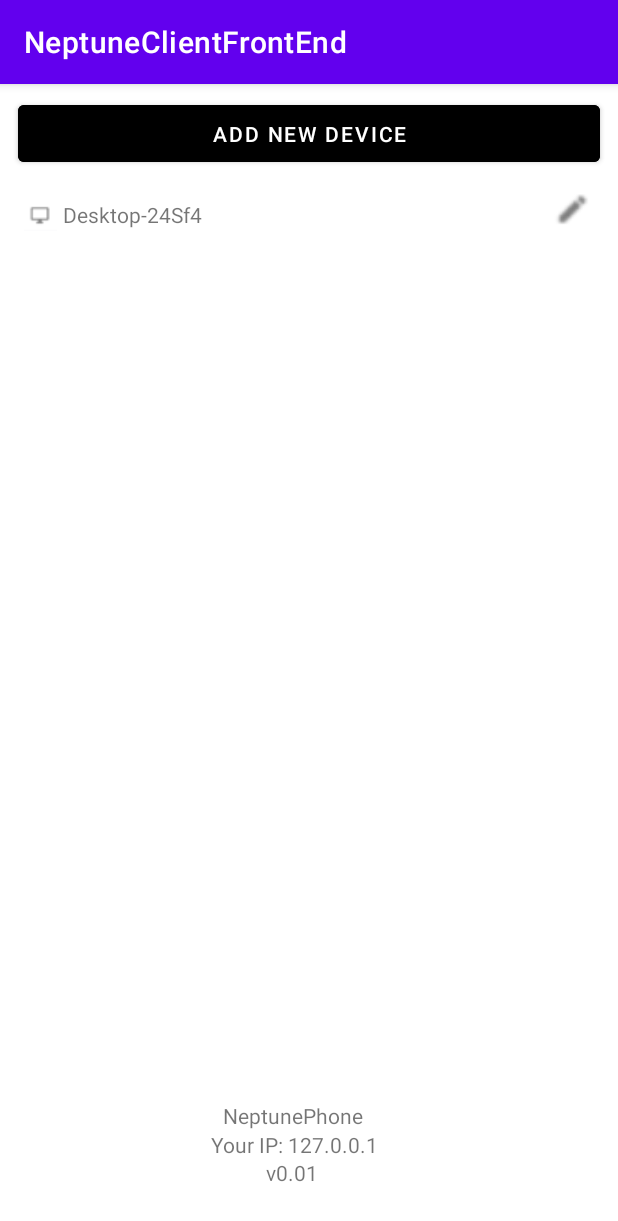
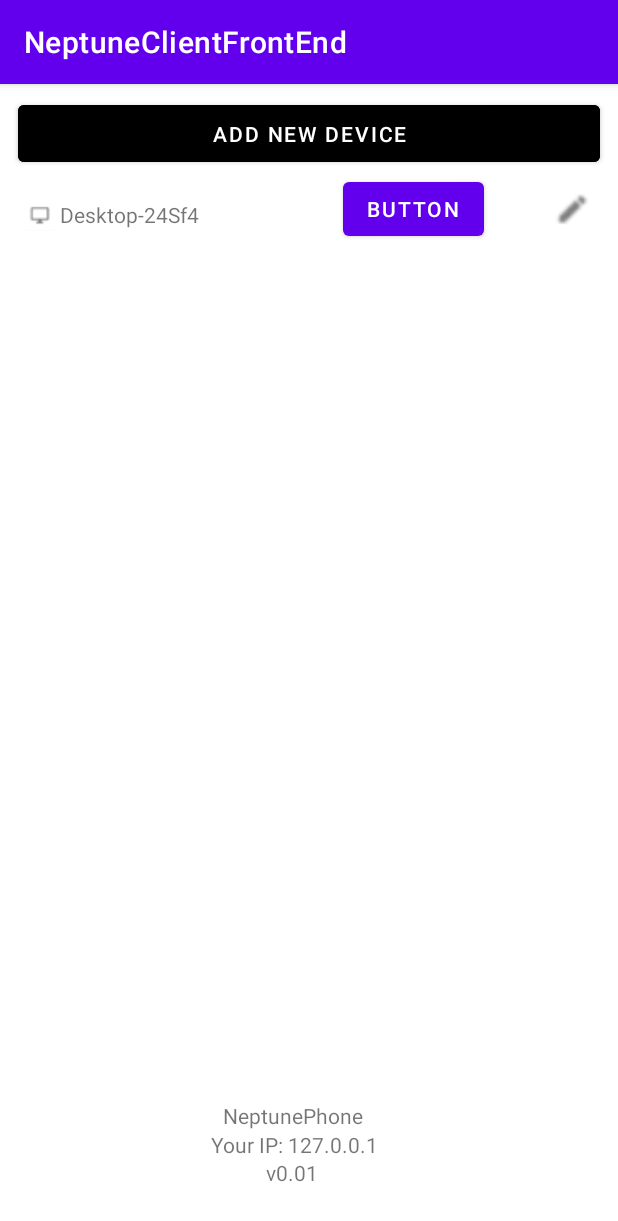
Before and after one commit to SCCapstone/Neptune, an Android app: the screen it shows after launch (MainActivity), on a phone screen of 412 x 824 dp. Shown: the top 1221 px of the screen. Run offline under Robolectric (Android 15) with nearby library versions, the phone set to English and light mode, and no system bars.

Commit message:
Added test notification button

```diff
--- a/Client/Android/app/src/main/java/com/neptune/app/MainActivity.java
+++ b/Client/Android/app/src/main/java/com/neptune/app/MainActivity.java
@@ -17,6 +17,8 @@ import android.widget.LinearLayout;
 import android.widget.TextView;
 import android.content.Intent;
 
+import com.neptune.app.Backend.NotificationListenerService;
+
 public class MainActivity extends AppCompatActivity implements RenameDialog.RenameDialogListener{
     //public ServerManager serverManager;
     //public Config config
@@ -25,6 +27,7 @@ public class MainActivity extends AppCompatActivity implements RenameDialog.Rena
     private Button add;
     private AlertDialog addDialog;
     private LinearLayout addLine;
+    private Button notifListTest;
 
     @Override
     protected void onCreate(Bundle savedInstanceState) {
@@ -35,6 +38,7 @@ public class MainActivity extends AppCompatActivity implements RenameDialog.Rena
         editName = (ImageView) findViewById(R.id.editDevName);
         add = (Button) findViewById(R.id.addDev);
         addLine = findViewById(R.id.container);
+        notifListTest = findViewById(R.id.notifTest);
         buildAddDialog();
 
         devName.setOnClickListener(new TextView.OnClickListener(){
@@ -55,6 +59,14 @@ public class MainActivity extends AppCompatActivity implements RenameDialog.Rena
             @Override
             public void onClick(View view) {
                 addDialog.show();
+            }
+        });
+
+        notifListTest.setOnClickListener(new View.OnClickListener() {
+            @Override
+            public void onClick(View view) {
+                //startActivity(new Intent(MainActivity.this, NotificationListenerService.class));
+                new NotificationListenerService().onCreate();
             }
         });
     }
--- a/Client/Android/app/src/main/res/layout/activity_main.xml
+++ b/Client/Android/app/src/main/res/layout/activity_main.xml
@@ -101,11 +101,11 @@
 
     <TextView
         android:id="@+id/name"
-        android:layout_width="310dp"
-        android:layout_height="25dp"
+        android:layout_width="244dp"
+        android:layout_height="24dp"
         android:layout_alignParentEnd="true"
         android:layout_alignParentBottom="true"
-        android:layout_marginEnd="60dp"
+        android:layout_marginEnd="128dp"
         android:clickable="true"
         android:text="Desktop-24Sf4"
         app:layout_constraintBottom_toBottomOf="parent"
@@ -132,4 +132,14 @@
         </LinearLayout>
     </ScrollView>
 
+    <Button
+        android:id="@+id/notifTest"
+        android:layout_width="wrap_content"
+        android:layout_height="wrap_content"
+        android:layout_marginTop="1dp"
+        android:layout_marginEnd="41dp"
+        android:text="Button"
+        app:layout_constraintEnd_toStartOf="@+id/editDevName"
+        app:layout_constraintTop_toBottomOf="@+id/addDev" />
+
 </androidx.constraintlayout.widget.ConstraintLayout>
```
